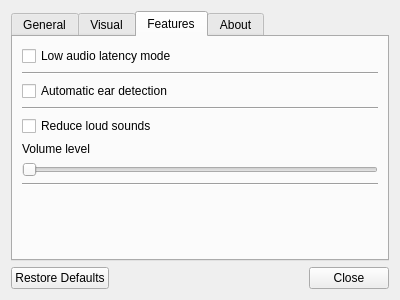
Above: Source/Gui/SettingsWindow.ui from SpriteOvO/AirPodsDesktop before the change. Below: the same form after it.
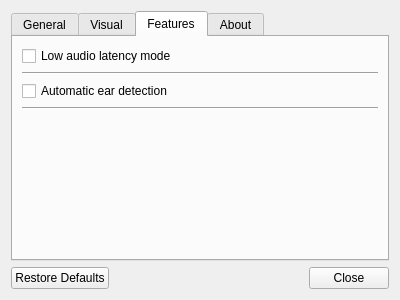
That is the form after the change. The open tabs and pages were chosen to show the change. Icons and pictures are not drawn.

Commit message: Remove the feature "reduce loud sounds"

The edit to the form file:
```diff
--- a/Source/Gui/SettingsWindow.ui
+++ b/Source/Gui/SettingsWindow.ui
@@ -217,34 +217,6 @@
         </widget>
        </item>
        <item row="4" column="0">
-        <widget class="QCheckBox" name="cbReduceLoudSounds">
-         <property name="text">
-          <string>Reduce loud sounds</string>
-         </property>
-        </widget>
-       </item>
-       <item row="5" column="0">
-        <widget class="QLabel" name="lbVolumeLevel">
-         <property name="text">
-          <string>Volume level</string>
-         </property>
-        </widget>
-       </item>
-       <item row="6" column="0">
-        <widget class="QSlider" name="hsVolumeLevel">
-         <property name="orientation">
-          <enum>Qt::Horizontal</enum>
-         </property>
-        </widget>
-       </item>
-       <item row="7" column="0">
-        <widget class="Line" name="line_3">
-         <property name="orientation">
-          <enum>Qt::Horizontal</enum>
-         </property>
-        </widget>
-       </item>
-       <item row="8" column="0">
         <spacer name="verticalSpacer_2">
          <property name="orientation">
           <enum>Qt::Vertical</enum>
```
Left out of the diff: 122 changed lines with no effect on the pictures. The commit also changes 11 other files.
